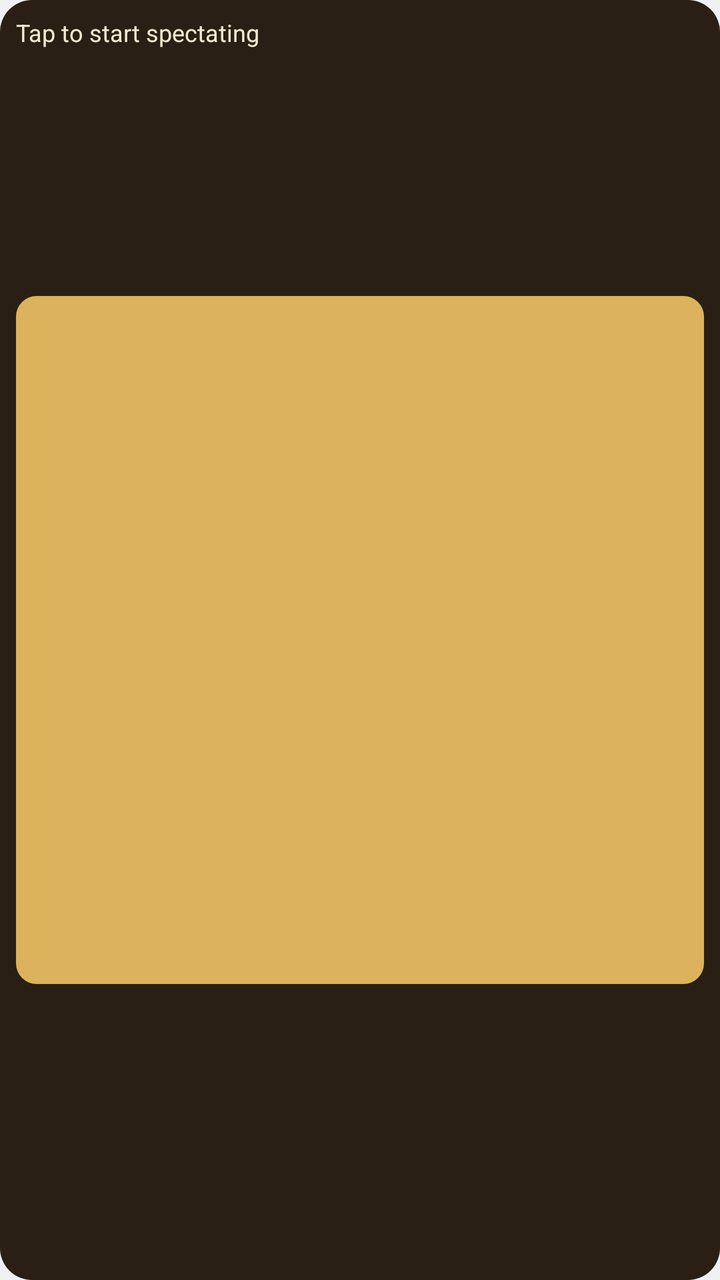
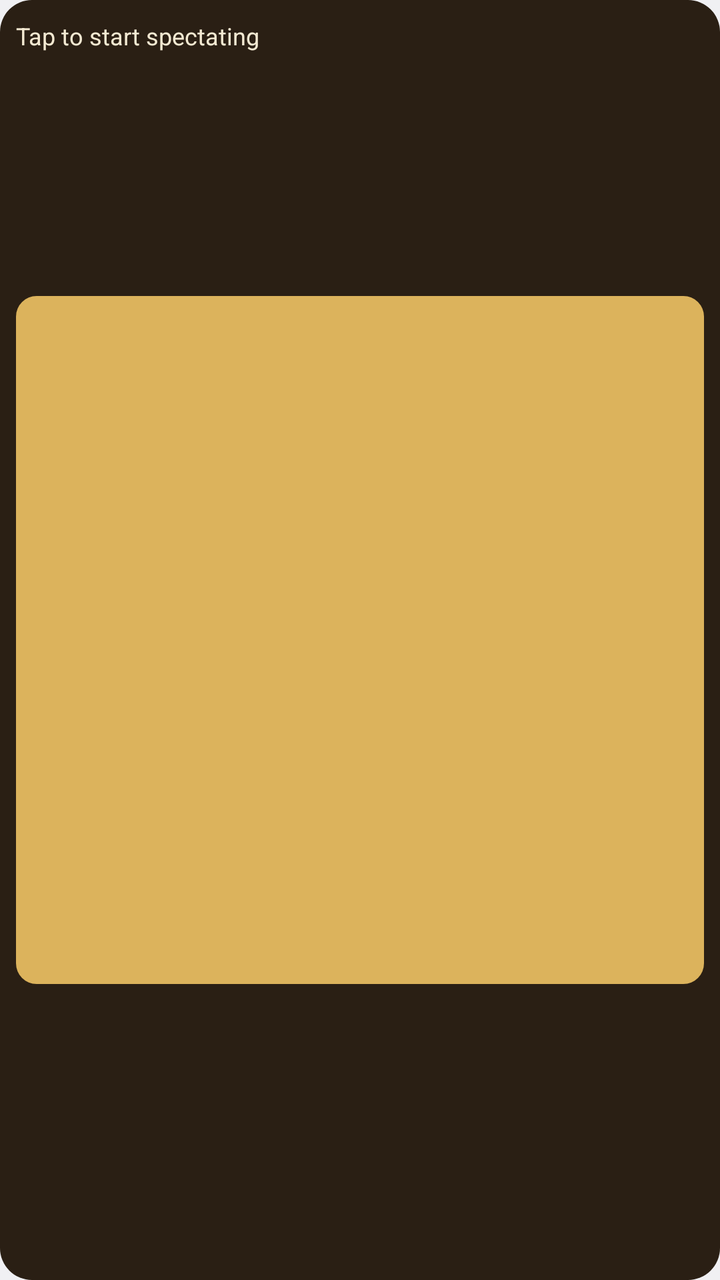

Before-and-after screenshots of an Android layout around one commit, followed by the original layout XML and the change that was made.
<!-- AndroidManifest.xml: application theme AppTheme -->
<!-- res/layout/widget_go.xml -->
<?xml version="1.0" encoding="utf-8"?>
<FrameLayout xmlns:android="http://schemas.android.com/apk/res/android"
    android:id="@+id/root"
    android:layout_width="match_parent"
    android:layout_height="match_parent">

    <ImageView
        android:id="@+id/background"
        android:layout_width="match_parent"
        android:layout_height="match_parent"
        android:importantForAccessibility="no"
        android:scaleType="fitXY"
        android:src="@drawable/widget_background" />

    <LinearLayout
        android:id="@+id/content"
        android:layout_width="match_parent"
        android:layout_height="match_parent"
        android:orientation="vertical"
        android:padding="8dp">

        <LinearLayout
            android:id="@+id/black_row"
            android:layout_width="match_parent"
            android:layout_height="wrap_content"
            android:gravity="center_vertical"
            android:orientation="horizontal">

            <TextView
                android:id="@+id/black_info"
                style="@style/WidgetText"
                android:layout_width="0dp"
                android:layout_height="wrap_content"
                android:layout_weight="1"
                android:text="@string/tap_to_start" />

            <TextView
                android:id="@+id/black_note"
                style="@style/WidgetText.Strong"
                android:layout_width="wrap_content"
                android:layout_height="wrap_content"
                android:layout_marginStart="6dp"
                android:visibility="gone" />

            <Chronometer
                android:id="@+id/black_clock"
                style="@style/WidgetText.Clock"
                android:layout_width="wrap_content"
                android:layout_height="wrap_content"
                android:layout_marginStart="6dp"
                android:visibility="gone" />
        </LinearLayout>

        <ImageView
            android:id="@+id/board"
            android:layout_width="match_parent"
            android:layout_height="0dp"
            android:layout_marginTop="4dp"
            android:layout_marginBottom="4dp"
            android:layout_weight="1"
            android:adjustViewBounds="true"
            android:contentDescription="@string/board_description"
            android:scaleType="fitCenter"
            android:src="@drawable/board_placeholder" />

        <LinearLayout
            android:id="@+id/white_row"
            android:layout_width="match_parent"
            android:layout_height="wrap_content"
            android:gravity="center_vertical"
            android:orientation="horizontal">

            <TextView
                android:id="@+id/white_info"
                style="@style/WidgetText"
                android:layout_width="0dp"
                android:layout_height="wrap_content"
                android:layout_weight="1" />

            <TextView
                android:id="@+id/white_note"
                style="@style/WidgetText.Strong"
                android:layout_width="wrap_content"
                android:layout_height="wrap_content"
                android:layout_marginStart="6dp"
                android:visibility="gone" />

            <Chronometer
                android:id="@+id/white_clock"
                style="@style/WidgetText.Clock"
                android:layout_width="wrap_content"
                android:layout_height="wrap_content"
                android:layout_marginStart="6dp"
                android:visibility="gone" />
        </LinearLayout>
    </LinearLayout>
</FrameLayout>
<!-- resources referenced by this layout -->
<resources>
  <!-- drawable board_placeholder (drawable) -->
  <?xml version="1.0" encoding="utf-8"?>
  <shape xmlns:android="http://schemas.android.com/apk/res/android" android:shape="rectangle">
      <solid android:color="#FFDCB35C" />
      <corners android:radius="6dp" />
      <size android:width="200dp" android:height="200dp" />
  </shape>
  <!-- drawable widget_background (drawable) -->
  <?xml version="1.0" encoding="utf-8"?>
  <shape xmlns:android="http://schemas.android.com/apk/res/android" android:shape="rectangle">
      <solid android:color="#FF2A1F14" />
      <corners android:radius="16dp" />
  </shape>
  <string name="board_description">Go board of the game being spectated</string>
  <string name="tap_to_start">Tap to start spectating</string>
  <style name="WidgetText">
          <item name="android:textColor">@color/widget_text</item>
          <item name="android:textSize">12sp</item>
          <item name="android:maxLines">1</item>
          <item name="android:ellipsize">end</item>
      </style>
  <style name="WidgetText.Clock">
          <item name="android:fontFamily">monospace</item>
          <item name="android:textSize">13sp</item>
      </style>
  <style name="WidgetText.Strong">
          <item name="android:textStyle">bold</item>
          <item name="android:textColor">#FFFFD27A</item>
      </style>
  <style name="AppTheme" parent="@android:style/Theme.Material.Light" />
  <color name="widget_text">#FFF3E9D2</color>
</resources>

<!-- the commit's change to res/layout/widget_go.xml (unified diff, before → after) -->
@@ -23,6 +23,7 @@
             android:id="@+id/black_row"
             android:layout_width="match_parent"
             android:layout_height="wrap_content"
+            android:minHeight="@dimen/widget_row_height"
             android:gravity="center_vertical"
             android:orientation="horizontal">
 
@@ -67,6 +68,7 @@
             android:id="@+id/white_row"
             android:layout_width="match_parent"
             android:layout_height="wrap_content"
+            android:minHeight="@dimen/widget_row_height"
             android:gravity="center_vertical"
             android:orientation="horizontal">
 
<!-- resource entries referenced after the edit -->
@@ -1,5 +1,6 @@
 <!-- resources referenced by this layout -->
 <resources>
+  <dimen name="widget_row_height">20dp</dimen>
   <!-- drawable board_placeholder (drawable) -->
   <?xml version="1.0" encoding="utf-8"?>
   <shape xmlns:android="http://schemas.android.com/apk/res/android" android:shape="rectangle">
